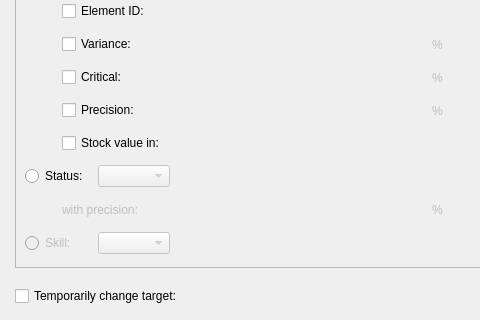
The window that Editor/Dialogs/Systems/dialogsystemeffect.ui (RPG-Paper-Maker/RPG-Paper-Maker) describes before a commit, drawn with Qt 5; both pictures show x 0 to 480 and y 154 to 474 of the 674 by 474 pixel window.
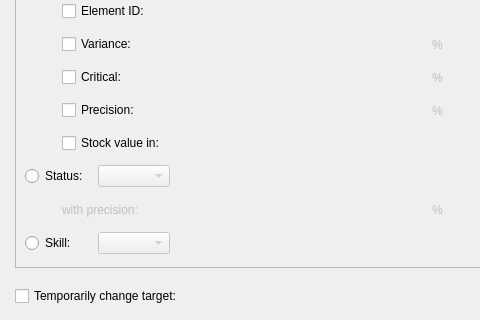
The same window after the commit. Custom widgets are drawn as their Qt base class.

```diff
--- a/Editor/Dialogs/Systems/dialogsystemeffect.ui
+++ b/Editor/Dialogs/Systems/dialogsystemeffect.ui
@@ -40,7 +40,7 @@
         <property name="geometry">
          <rect>
           <x>0</x>
-          <y>0</y>
+          <y>-135</y>
           <width>626</width>
           <height>541</height>
          </rect>
@@ -591,7 +591,7 @@
            <item row="11" column="0" colspan="2">
             <widget class="QRadioButton" name="radioButtonAddRemoveSkill">
              <property name="enabled">
-              <bool>false</bool>
+              <bool>true</bool>
              </property>
              <property name="text">
               <string>Skill:</string>
```
Left out of the diff: 4 changed lines with no effect on the pictures.
